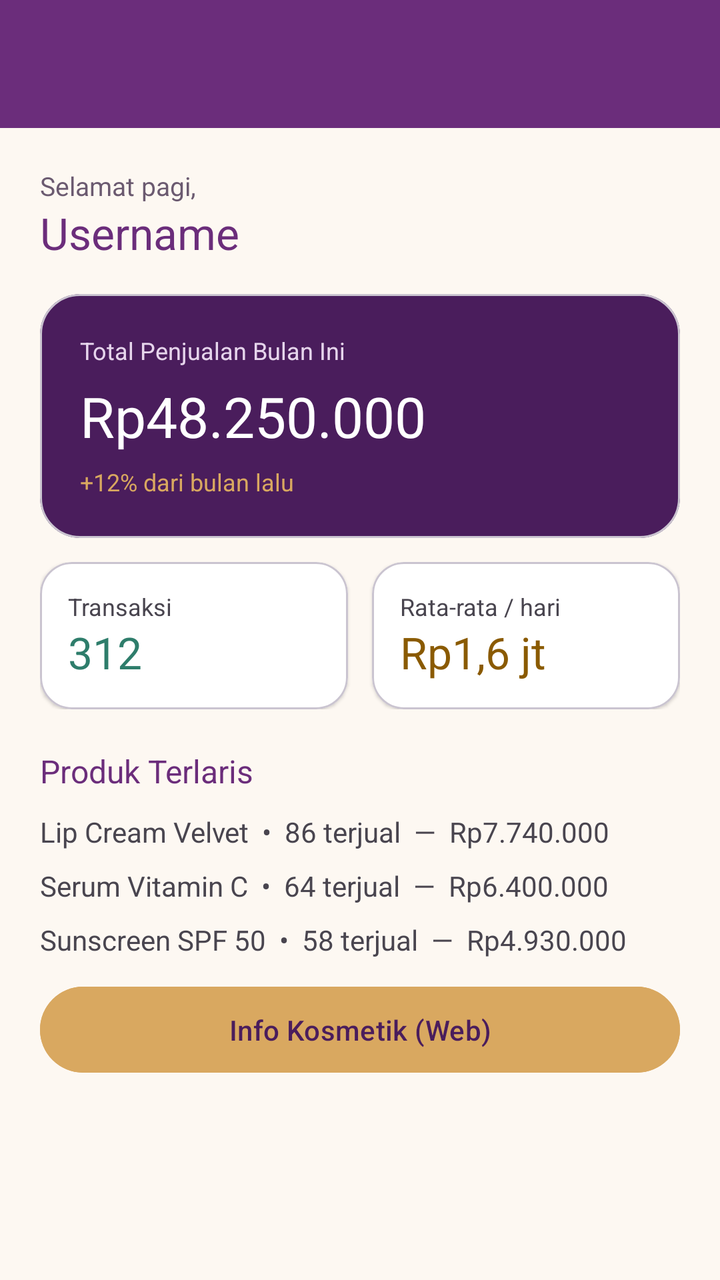
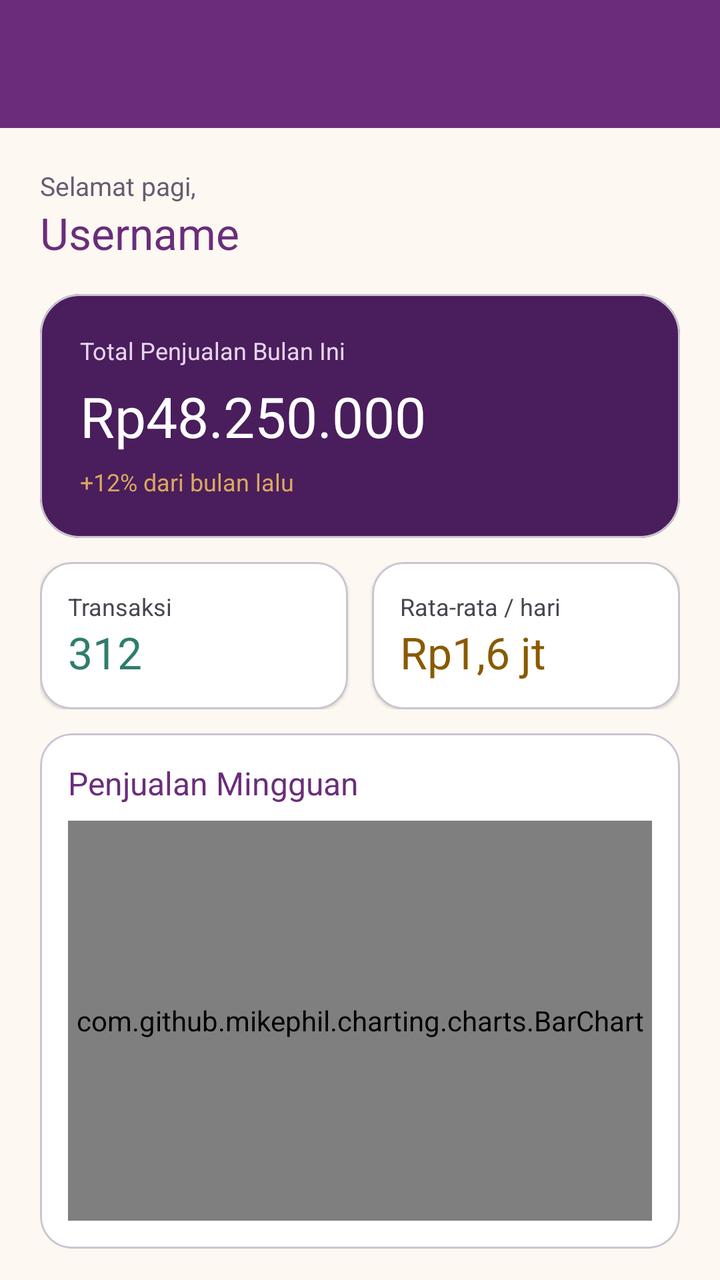

Screens rendered from an Android XML layout before and after an edit, with the pre-edit source and the edit as a unified diff.
<!-- AndroidManifest.xml: application theme Theme.BYDSushi -->
<!-- res/layout/fragment_beranda.xml -->
<?xml version="1.0" encoding="utf-8"?>
<androidx.constraintlayout.widget.ConstraintLayout
    xmlns:android="http://schemas.android.com/apk/res/android"
    xmlns:app="http://schemas.android.com/apk/res-auto"
    android:layout_width="match_parent"
    android:layout_height="match_parent"
    android:background="@color/cream_bg">

    <androidx.appcompat.widget.Toolbar
        android:id="@+id/toolbar"
        android:layout_width="0dp"
        android:layout_height="?attr/actionBarSize"
        android:background="@color/purple_primary"
        android:theme="@style/ThemeOverlay.MaterialComponents.Dark.ActionBar"
        app:layout_constraintEnd_toEndOf="parent"
        app:layout_constraintStart_toStartOf="parent"
        app:layout_constraintTop_toTopOf="parent"
        app:titleTextColor="@android:color/white" />

    <androidx.core.widget.NestedScrollView
        android:layout_width="0dp"
        android:layout_height="0dp"
        android:clipToPadding="false"
        app:layout_constraintBottom_toBottomOf="parent"
        app:layout_constraintEnd_toEndOf="parent"
        app:layout_constraintStart_toStartOf="parent"
        app:layout_constraintTop_toBottomOf="@id/toolbar">

        <LinearLayout
            android:layout_width="match_parent"
            android:layout_height="wrap_content"
            android:orientation="vertical"
            android:padding="20dp">

            <TextView
                android:layout_width="wrap_content"
                android:layout_height="wrap_content"
                android:text="Selamat pagi,"
                android:textColor="@color/text_muted"
                android:textSize="13sp" />

            <TextView
                android:id="@+id/tvUsername"
                android:layout_width="wrap_content"
                android:layout_height="wrap_content"
                android:text="Username"
                android:textColor="@color/purple_primary"
                android:textSize="22sp" />

            <com.google.android.material.card.MaterialCardView
                android:layout_width="match_parent"
                android:layout_height="wrap_content"
                android:layout_marginTop="16dp"
                app:cardBackgroundColor="@color/purple_dark"
                app:cardCornerRadius="20dp"
                app:cardElevation="0dp">

                <LinearLayout
                    android:layout_width="match_parent"
                    android:layout_height="wrap_content"
                    android:orientation="vertical"
                    android:padding="20dp">

                    <TextView
                        android:layout_width="wrap_content"
                        android:layout_height="wrap_content"
                        android:text="Total Penjualan Bulan Ini"
                        android:textColor="#E6D5EC"
                        android:textSize="12sp" />

                    <TextView
                        android:layout_width="wrap_content"
                        android:layout_height="wrap_content"
                        android:layout_marginTop="6dp"
                        android:text="Rp48.250.000"
                        android:textColor="@android:color/white"
                        android:textSize="28sp" />

                    <TextView
                        android:layout_width="wrap_content"
                        android:layout_height="wrap_content"
                        android:layout_marginTop="6dp"
                        android:text="+12% dari bulan lalu"
                        android:textColor="@color/gold"
                        android:textSize="12sp" />
                </LinearLayout>
            </com.google.android.material.card.MaterialCardView>

            <LinearLayout
                android:layout_width="match_parent"
                android:layout_height="wrap_content"
                android:layout_marginTop="12dp"
                android:orientation="horizontal">

                <com.google.android.material.card.MaterialCardView
                    android:layout_width="0dp"
                    android:layout_height="wrap_content"
                    android:layout_marginEnd="6dp"
                    android:layout_weight="1"
                    app:cardBackgroundColor="@android:color/white"
                    app:cardCornerRadius="16dp"
                    app:cardElevation="1dp">

                    <LinearLayout
                        android:layout_width="match_parent"
                        android:layout_height="wrap_content"
                        android:orientation="vertical"
                        android:padding="14dp">

                        <TextView
                            android:layout_width="wrap_content"
                            android:layout_height="wrap_content"
                            android:text="Transaksi"
                            android:textSize="12sp" />

                        <TextView
                            android:layout_width="wrap_content"
                            android:layout_height="wrap_content"
                            android:text="312"
                            android:textColor="@color/teal_accent"
                            android:textSize="22sp" />
                    </LinearLayout>
                </com.google.android.material.card.MaterialCardView>

                <com.google.android.material.card.MaterialCardView
                    android:layout_width="0dp"
                    android:layout_height="wrap_content"
                    android:layout_marginStart="6dp"
                    android:layout_weight="1"
                    app:cardBackgroundColor="@android:color/white"
                    app:cardCornerRadius="16dp"
                    app:cardElevation="1dp">

                    <LinearLayout
                        android:layout_width="match_parent"
                        android:layout_height="wrap_content"
                        android:orientation="vertical"
                        android:padding="14dp">

                        <TextView
                            android:layout_width="wrap_content"
                            android:layout_height="wrap_content"
                            android:text="Rata-rata / hari"
                            android:textSize="12sp" />

                        <TextView
                            android:layout_width="wrap_content"
                            android:layout_height="wrap_content"
                            android:text="Rp1,6 jt"
                            android:textColor="#8A5A00"
                            android:textSize="22sp" />
                    </LinearLayout>
                </com.google.android.material.card.MaterialCardView>
            </LinearLayout>

            <TextView
                android:layout_width="wrap_content"
                android:layout_height="wrap_content"
                android:layout_marginTop="20dp"
                android:text="Produk Terlaris"
                android:textColor="@color/purple_primary"
                android:textSize="16sp" />

            <TextView
                android:layout_width="match_parent"
                android:layout_height="wrap_content"
                android:layout_marginTop="10dp"
                android:text="Lip Cream Velvet  •  86 terjual  —  Rp7.740.000"
                android:textSize="14sp" />

            <TextView
                android:layout_width="match_parent"
                android:layout_height="wrap_content"
                android:layout_marginTop="8dp"
                android:text="Serum Vitamin C  •  64 terjual  —  Rp6.400.000"
                android:textSize="14sp" />

            <TextView
                android:layout_width="match_parent"
                android:layout_height="wrap_content"
                android:layout_marginTop="8dp"
                android:text="Sunscreen SPF 50  •  58 terjual  —  Rp4.930.000"
                android:textSize="14sp" />



            <Button
                android:id="@+id/btnInfoWeb"
                android:layout_width="match_parent"
                android:layout_height="wrap_content"
                android:layout_marginTop="10dp"
                android:backgroundTint="@color/gold"
                android:paddingVertical="12dp"
                android:text="Info Kosmetik (Web)"
                android:textColor="@color/purple_dark" />


        </LinearLayout>
    </androidx.core.widget.NestedScrollView>
</androidx.constraintlayout.widget.ConstraintLayout>
<!-- resources referenced by this layout -->
<resources>
  <color name="cream_bg">#FDF8F2</color>
  <color name="gold">#D9A860</color>
  <color name="purple_dark">#4A1D5C</color>
  <color name="purple_primary">#6B2D7B</color>
  <color name="teal_accent">#2E7D6B</color>
  <color name="text_muted">#6B5A70</color>
  <style name="Theme.BYDSushi" parent="Base.Theme.BYDSushi" />
  <style name="Base.Theme.BYDSushi" parent="Theme.Material3.DayNight.NoActionBar">
  
          
          
      </style>
</resources>

<!-- the commit's change to res/layout/fragment_beranda.xml (unified diff, before → after) -->
@@ -153,6 +153,37 @@
                 </com.google.android.material.card.MaterialCardView>
             </LinearLayout>
 
+            
+            <com.google.android.material.card.MaterialCardView
+                android:layout_width="match_parent"
+                android:layout_height="wrap_content"
+                android:layout_marginTop="12dp"
+                app:cardBackgroundColor="@android:color/white"
+                app:cardCornerRadius="16dp"
+                app:cardElevation="1dp">
+
+                <LinearLayout
+                    android:layout_width="match_parent"
+                    android:layout_height="wrap_content"
+                    android:orientation="vertical"
+                    android:padding="14dp">
+
+                    <TextView
+                        android:layout_width="wrap_content"
+                        android:layout_height="wrap_content"
+                        android:text="Penjualan Mingguan"
+                        android:textColor="@color/purple_primary"
+                        android:textSize="16sp" />
+
+                    <com.github.mikephil.charting.charts.BarChart
+                        android:id="@+id/barChart"
+                        android:layout_width="match_parent"
+                        android:layout_height="200dp"
+                        android:layout_marginTop="8dp" />
+                </LinearLayout>
+            </com.google.android.material.card.MaterialCardView>
+            
+
             <TextView
                 android:layout_width="wrap_content"
                 android:layout_height="wrap_content"
@@ -181,8 +212,6 @@
                 android:layout_marginTop="8dp"
                 android:text="Sunscreen SPF 50  •  58 terjual  —  Rp4.930.000"
                 android:textSize="14sp" />
-
-
 
             <Button
                 android:id="@+id/btnInfoWeb"
@@ -194,7 +223,6 @@
                 android:text="Info Kosmetik (Web)"
                 android:textColor="@color/purple_dark" />
 
-
         </LinearLayout>
     </androidx.core.widget.NestedScrollView>
 </androidx.constraintlayout.widget.ConstraintLayout>
